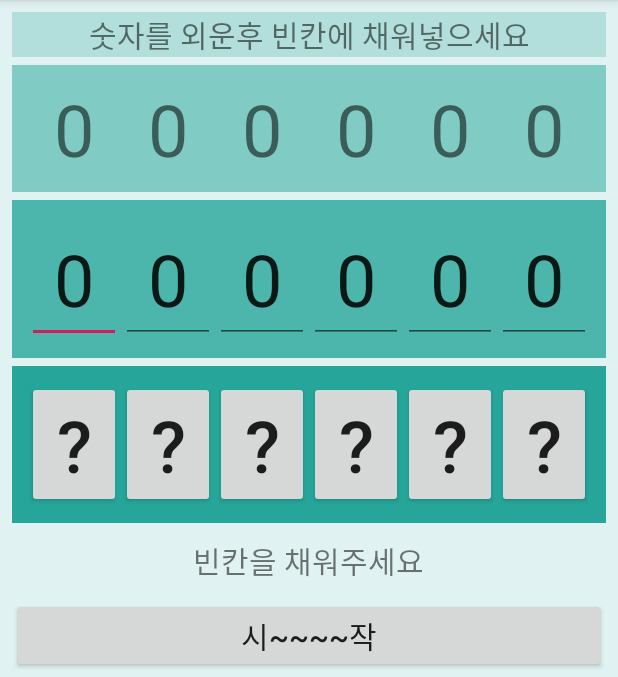
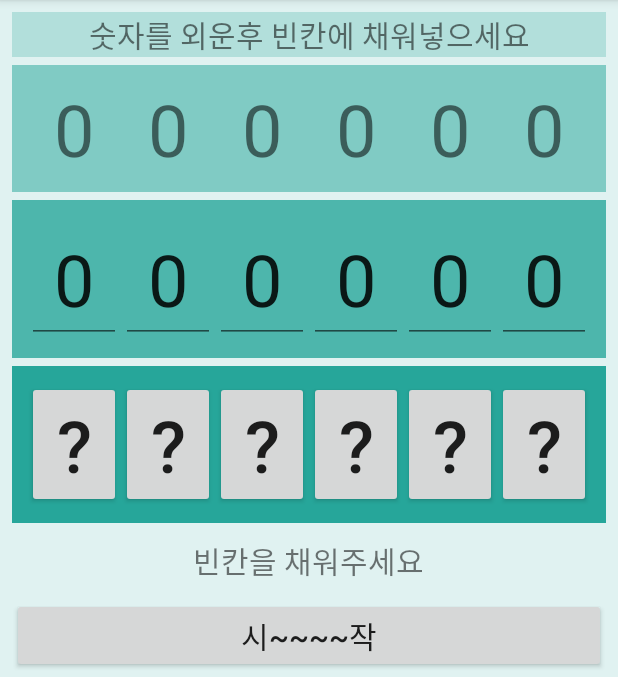
Before and after one commit to diamong/MyFamilyGame, an Android app: the MemorizationActivity screen opened directly, with no data from a screen before it, on a phone screen of 412 x 824 dp, the part 84-761 px from its top. Run offline under Robolectric (Android 15) with nearby library versions, the phone set to English and light mode, and no system bars.

Commit message:
IME 수정
제데로 되고 있나?

```diff
--- a/app/src/main/java/com/diamong/myfamilygame/MemorizationActivity.java
+++ b/app/src/main/java/com/diamong/myfamilygame/MemorizationActivity.java
@@ -83,6 +83,12 @@ public class MemorizationActivity extends AppCompatActivity {
     }
 
     @Override
+    protected void onStart() {
+        super.onStart();
+        ImmHide(true);
+    }
+
+    @Override
     protected void onCreate(Bundle savedInstanceState) {
         super.onCreate(savedInstanceState);
         setContentView(R.layout.activity_memorization);
@@ -90,7 +96,9 @@ public class MemorizationActivity extends AppCompatActivity {
         InitVariable();
         mediaPlayer.start();
 
+
         editTexts[0].addTextChangedListener(new TextWatcher() {
+
             @Override
             public void beforeTextChanged(CharSequence s, int start, int count, int after) {
 
--- a/app/src/main/res/layout/activity_memorization.xml
+++ b/app/src/main/res/layout/activity_memorization.xml
@@ -94,6 +94,8 @@
             </LinearLayout>
 
             <LinearLayout
+                android:focusable="true"
+                android:focusableInTouchMode="true"
                 android:layout_width="match_parent"
                 android:layout_height="wrap_content"
                 android:layout_marginTop="5dp"
```
